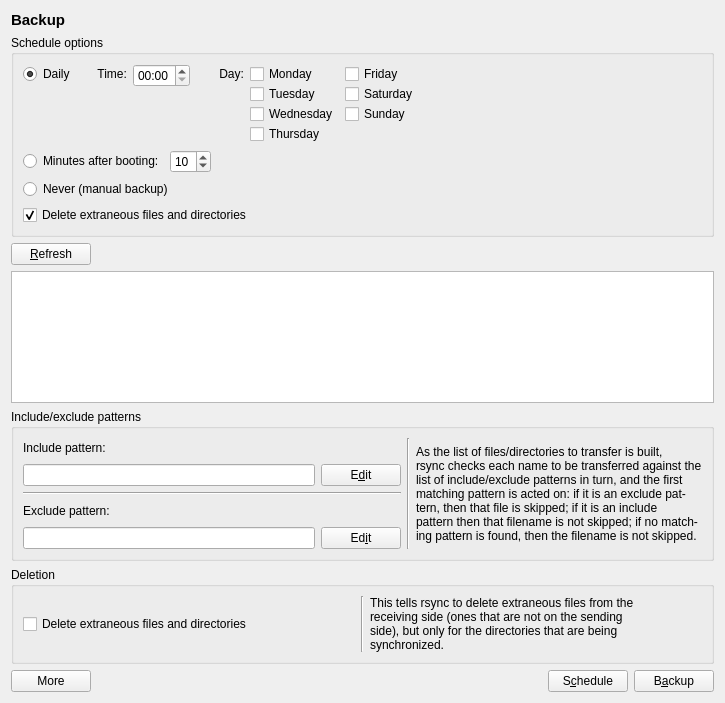
Qt form src/gui/backup_form.ui (stepping-stone/sepiola) before a commit.
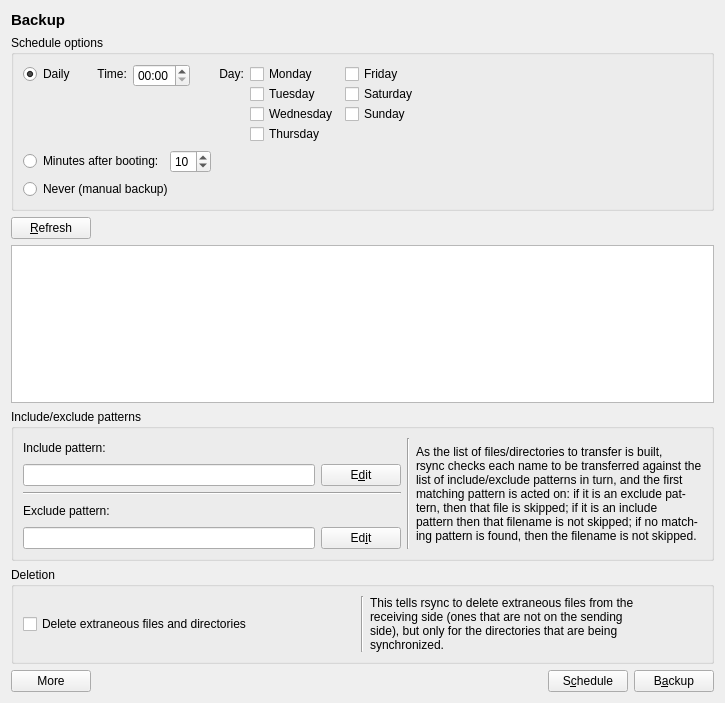
The same form after that commit.

Commit message: faulty properties in UIs corrected

```diff
--- a/src/gui/backup_form.ui
+++ b/src/gui/backup_form.ui
@@ -224,16 +224,6 @@
         </property>
        </widget>
       </item>
-      <item>
-       <widget class="QCheckBox" name="checkBoxDeleteExtraneous" >
-        <property name="text" >
-         <string>Delete extraneous files and directories</string>
-        </property>
-        <property name="checked" >
-         <bool>true</bool>
-        </property>
-       </widget>
-      </item>
      </layout>
     </widget>
    </item>
```
The commit also changes 3 other files.
